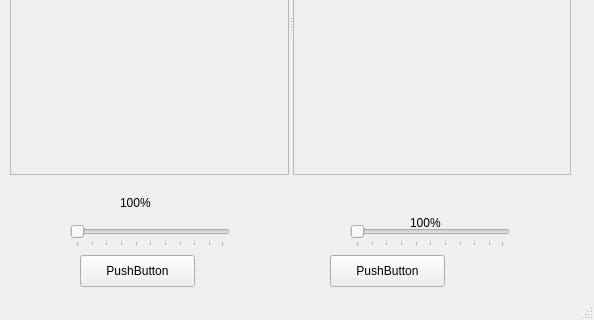
Before: the Qt Designer form mainwindow.ui in j71200/DentistHelper, drawn with Qt 5; both pictures show x 270 to 864 and y 221 to 541 of the 864 by 541 pixel window.
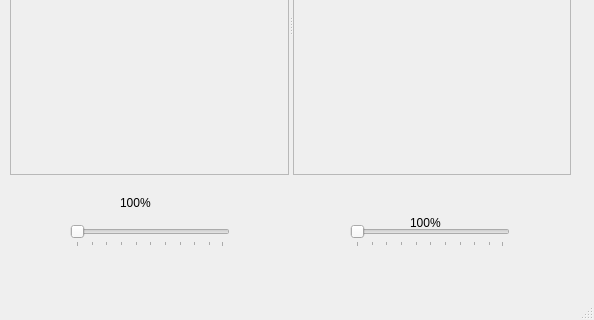
After: the same form once the commit is applied. Custom widgets are drawn as their Qt base class.

Commit message: Before refining UI

Patch:
```diff
--- a/mainwindow.ui
+++ b/mainwindow.ui
@@ -14,32 +14,6 @@
    <string>MainWindow</string>
   </property>
   <widget class="QWidget" name="centralWidget">
-   <widget class="QPushButton" name="changeLeftButton">
-    <property name="geometry">
-     <rect>
-      <x>350</x>
-      <y>440</y>
-      <width>115</width>
-      <height>32</height>
-     </rect>
-    </property>
-    <property name="text">
-     <string>PushButton</string>
-    </property>
-   </widget>
-   <widget class="QPushButton" name="changeRightButton">
-    <property name="geometry">
-     <rect>
-      <x>600</x>
-      <y>440</y>
-      <width>115</width>
-      <height>32</height>
-     </rect>
-    </property>
-    <property name="text">
-     <string>PushButton</string>
-    </property>
-   </widget>
    <widget class="QLabel" name="testLabel">
     <property name="geometry">
      <rect>
```
Left out of the diff: 2 changed lines with no effect on the pictures.
